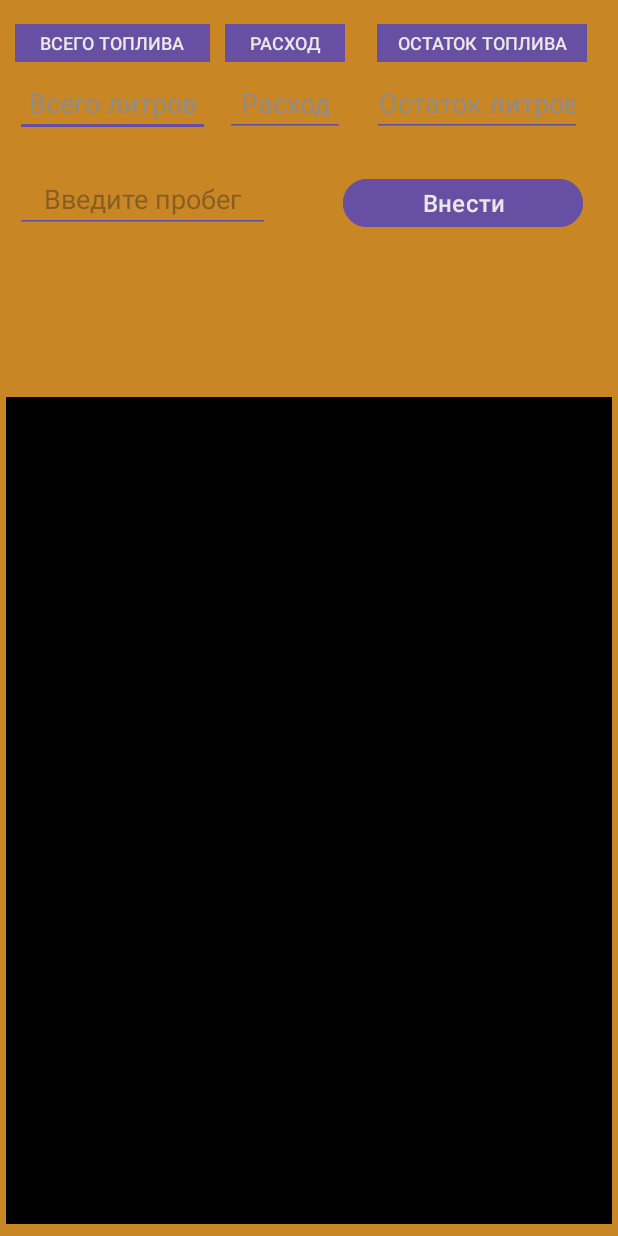
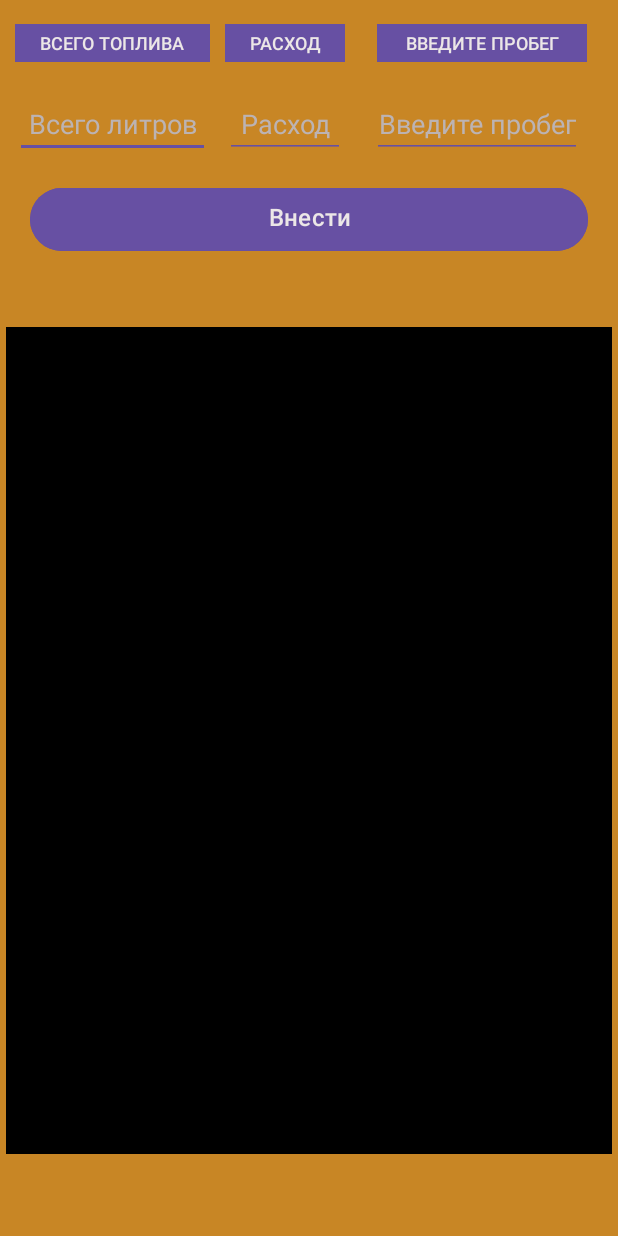
Before and after one commit to Denis0790/waybill, an Android app: the screen it shows after launch (MainActivity), on a phone screen of 412 x 824 dp. Run offline under Robolectric (Android 15) with nearby library versions, the phone set to English and light mode, and no system bars; Roboto replaces fonts that are not available here.

Commit message:
remove ed

```diff
--- a/app/src/main/java/com/example/waybill/MainActivity.kt
+++ b/app/src/main/java/com/example/waybill/MainActivity.kt
@@ -7,9 +7,6 @@ import android.widget.ListView
 import android.widget.Toast
 import com.example.waybill.date.getDate
 import androidx.appcompat.app.AppCompatActivity
-import androidx.recyclerview.widget.LinearLayoutManager
-import androidx.recyclerview.widget.RecyclerView
-import java.util.logging.Logger.global
 
 
 class MainActivity : AppCompatActivity() {
@@ -23,7 +20,6 @@ class MainActivity : AppCompatActivity() {
         val enterMil = findViewById<EditText>(R.id.enterMileage)
         val allFuel = findViewById<EditText>(R.id.inputAllFuel)
         val fuelCons = findViewById<EditText>(R.id.inputFuelCons)
-        val remFuel = findViewById<EditText>(R.id.inputRemFuel)
         val btn = findViewById<Button>(R.id.button)
 
         btn.setOnClickListener{
@@ -33,7 +29,7 @@ class MainActivity : AppCompatActivity() {
                 Toast.makeText(this, "Не все поля заполнены!", Toast.LENGTH_SHORT).show()
             }
             else{
-                remFuel.setText(CountMil().setInRemText(allFuel,enterMil,fuelCons))
+                allFuel.setText(CountMil().setInRemText(allFuel,enterMil,fuelCons))
             }
 
         }
--- a/app/src/main/res/layout/activity_main.xml
+++ b/app/src/main/res/layout/activity_main.xml
@@ -40,7 +40,7 @@
         app:layout_constraintTop_toTopOf="@+id/textAllFuel" />
 
     <TextView
-        android:id="@+id/textRemainderFuel"
+        android:id="@+id/textInterMileage"
         android:layout_width="140dp"
         android:layout_height="25dp"
         android:layout_marginStart="10dp"
@@ -49,7 +49,7 @@
         android:fontFamily="@font/montserrat_medium"
         android:gravity="center"
         android:padding="5dp"
-        android:text="ОСТАТОК ТОПЛИВА"
+        android:text="ВВЕДИТЕ ПРОБЕГ"
         android:textColor="#ECE7E7"
         android:textSize="12sp"
         app:layout_constraintBottom_toBottomOf="@+id/textFuelConsumption"
@@ -61,7 +61,7 @@
         android:id="@+id/inputAllFuel"
         android:layout_width="130dp"
         android:layout_height="40dp"
-        android:layout_marginTop="10dp"
+        android:layout_marginTop="24dp"
         android:backgroundTint="#6750A3"
         android:ems="10"
         android:gravity="center"
@@ -69,7 +69,7 @@
         android:inputType="numberDecimal"
         android:maxLength="5"
         android:textColor="#ECE7E7"
-        android:textColorHint="#8F8B8B"
+        android:textColorHint="#BCB3B3"
         app:layout_constraintEnd_toEndOf="@+id/textAllFuel"
         app:layout_constraintHorizontal_bias="0.0"
         app:layout_constraintStart_toStartOf="@+id/textAllFuel"
@@ -80,7 +80,7 @@
         android:layout_width="80dp"
         android:layout_height="40dp"
         android:layout_marginStart="10dp"
-        android:layout_marginTop="10dp"
+        android:layout_marginTop="24dp"
         android:backgroundTint="#6750A3"
         android:ems="10"
         android:gravity="center"
@@ -88,36 +88,17 @@
         android:inputType="numberDecimal"
         android:maxLength="5"
         android:textColor="#ECE7E7"
-        android:textColorHint="#8F8B8B"
+        android:textColorHint="#BCB3B3"
         app:layout_constraintStart_toEndOf="@+id/inputAllFuel"
         app:layout_constraintTop_toBottomOf="@+id/textFuelConsumption" />
 
     <EditText
-        android:id="@+id/inputRemFuel"
+        android:id="@+id/enterMileage"
         android:layout_width="140dp"
         android:layout_height="40dp"
         android:layout_marginStart="10dp"
-        android:layout_marginTop="10dp"
+        android:layout_marginTop="24dp"
         android:layout_marginEnd="10dp"
-        android:backgroundTint="#6750A3"
-        android:ems="10"
-        android:gravity="center"
-        android:hint="Остаток литров"
-        android:inputType="numberDecimal"
-        android:maxLength="5"
-        android:textColor="#ECE7E7"
-        android:textColorHint="#8F8B8B"
-        app:layout_constraintEnd_toEndOf="parent"
-        app:layout_constraintHorizontal_bias="0.363"
-        app:layout_constraintStart_toEndOf="@+id/inputFuelCons"
-        app:layout_constraintTop_toBottomOf="@+id/textRemainderFuel" />
-
-    <EditText
-        android:id="@+id/enterMileage"
-        android:layout_width="170dp"
-        android:layout_height="40dp"
-        android:layout_marginStart="10dp"
-        android:layout_marginTop="24dp"
         android:backgroundTint="#6750A3"
         android:ems="10"
         android:gravity="center"
@@ -125,41 +106,45 @@
         android:inputType="numberDecimal"
         android:maxLength="5"
         android:textColor="#ECE7E7"
-        app:layout_constraintStart_toStartOf="parent"
-        app:layout_constraintTop_toBottomOf="@+id/inputAllFuel" />
+        android:textColorHint="#BCB3B3"
+        app:layout_constraintEnd_toEndOf="parent"
+        app:layout_constraintHorizontal_bias="0.363"
+        app:layout_constraintStart_toEndOf="@+id/inputFuelCons"
+        app:layout_constraintTop_toBottomOf="@+id/textInterMileage" />
 
     <Button
         android:id="@+id/button"
-        android:layout_width="160dp"
-        android:layout_height="40dp"
+        android:layout_width="match_parent"
+        android:layout_height="50dp"
+        android:layout_marginStart="20dp"
+        android:layout_marginTop="16dp"
+        android:layout_marginEnd="20dp"
         android:backgroundTint="#6750A3"
         android:fontFamily="@font/montserrat_medium"
         android:gravity="center"
         android:text="Внести"
         android:textColor="#ECE7E7"
         android:textSize="16sp"
-        app:layout_constraintBottom_toBottomOf="@+id/enterMileage"
         app:layout_constraintEnd_toEndOf="parent"
-        app:layout_constraintHorizontal_bias="0.676"
-        app:layout_constraintStart_toEndOf="@+id/enterMileage"
-        app:layout_constraintTop_toTopOf="@+id/enterMileage"
-        app:layout_constraintVertical_bias="0.0" />
+        app:layout_constraintStart_toStartOf="parent"
+        app:layout_constraintTop_toBottomOf="@+id/inputFuelCons" />
 
     <ListView
         android:id="@+id/listView"
         android:layout_width="404dp"
-        android:divider="@color/white"
-        android:dividerHeight="1dp"
-        android:focusableInTouchMode="false"
-        android:isScrollContainer="false"
         android:layout_height="551dp"
         android:layout_marginStart="8dp"
         android:layout_marginEnd="8dp"
         android:layout_marginBottom="8dp"
         android:background="@color/black"
+        android:divider="@color/white"
+        android:dividerHeight="1dp"
+        android:focusableInTouchMode="false"
+        android:isScrollContainer="false"
         app:layout_constraintBottom_toBottomOf="parent"
         app:layout_constraintEnd_toEndOf="parent"
-        app:layout_constraintStart_toStartOf="parent" />
+        app:layout_constraintStart_toStartOf="parent"
+        app:layout_constraintTop_toBottomOf="@+id/button" />
 
 
 </androidx.constraintlayout.widget.ConstraintLayout>
```
